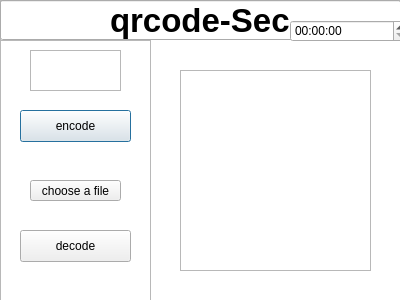
Old version of the form graduationProj/demo_1/proj/dialog.ui in the repository daluzi/graduationProj.
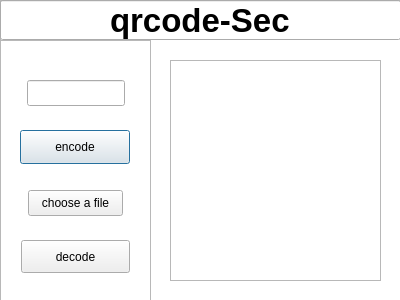
New version of the form.

Patch:
```diff
--- a/graduationProj/demo_1/proj/dialog.ui
+++ b/graduationProj/demo_1/proj/dialog.ui
@@ -98,9 +98,9 @@
     <property name="geometry">
      <rect>
       <x>20</x>
-      <y>70</y>
-      <width>111</width>
-      <height>32</height>
+      <y>90</y>
+      <width>110</width>
+      <height>34</height>
      </rect>
     </property>
     <property name="text">
@@ -110,10 +110,10 @@
    <widget class="QToolButton" name="toolButton">
     <property name="geometry">
      <rect>
-      <x>30</x>
-      <y>140</y>
-      <width>91</width>
-      <height>21</height>
+      <x>28</x>
+      <y>150</y>
+      <width>95</width>
+      <height>26</height>
      </rect>
     </property>
     <property name="text">
@@ -123,54 +123,49 @@
    <widget class="QPushButton" name="decode">
     <property name="geometry">
      <rect>
-      <x>20</x>
-      <y>190</y>
-      <width>111</width>
-      <height>32</height>
+      <x>21</x>
+      <y>200</y>
+      <width>109</width>
+      <height>33</height>
      </rect>
     </property>
     <property name="text">
      <string>decode</string>
     </property>
    </widget>
-   <widget class="QPlainTextEdit" name="cnt">
+   <widget class="QLineEdit" name="userCnt">
     <property name="geometry">
      <rect>
-      <x>30</x>
-      <y>10</y>
-      <width>91</width>
-      <height>41</height>
+      <x>27</x>
+      <y>40</y>
+      <width>98</width>
+      <height>26</height>
      </rect>
     </property>
+    <property name="font">
+     <font>
+      <pointsize>14</pointsize>
+     </font>
+    </property>
     <property name="placeholderText">
-     <string extracomment="input your code"/>
+     <string comment="user's code" extracomment="user's code"/>
     </property>
    </widget>
   </widget>
-  <widget class="QFrame" name="frame_2">
+  <widget class="QTextEdit" name="showImg">
    <property name="geometry">
     <rect>
-     <x>180</x>
-     <y>70</y>
-     <width>191</width>
-     <height>201</height>
+     <x>170</x>
+     <y>60</y>
+     <width>211</width>
+     <height>221</height>
     </rect>
    </property>
-   <property name="frameShape">
-    <enum>QFrame::StyledPanel</enum>
+   <property name="layoutDirection">
+    <enum>Qt::LeftToRight</enum>
    </property>
-   <property name="frameShadow">
-    <enum>QFrame::Raised</enum>
-   </property>
-  </widget>
-  <widget class="QTimeEdit" name="timeEdit">
-   <property name="geometry">
-    <rect>
-     <x>290</x>
-     <y>20</y>
-     <width>118</width>
-     <height>22</height>
-    </rect>
+   <property name="readOnly">
+    <bool>false</bool>
    </property>
   </widget>
  </widget>
```
